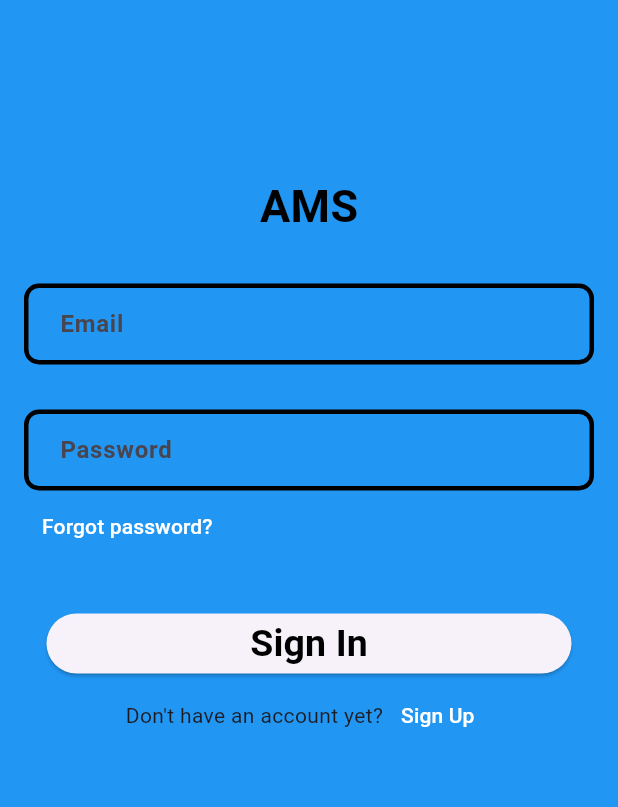
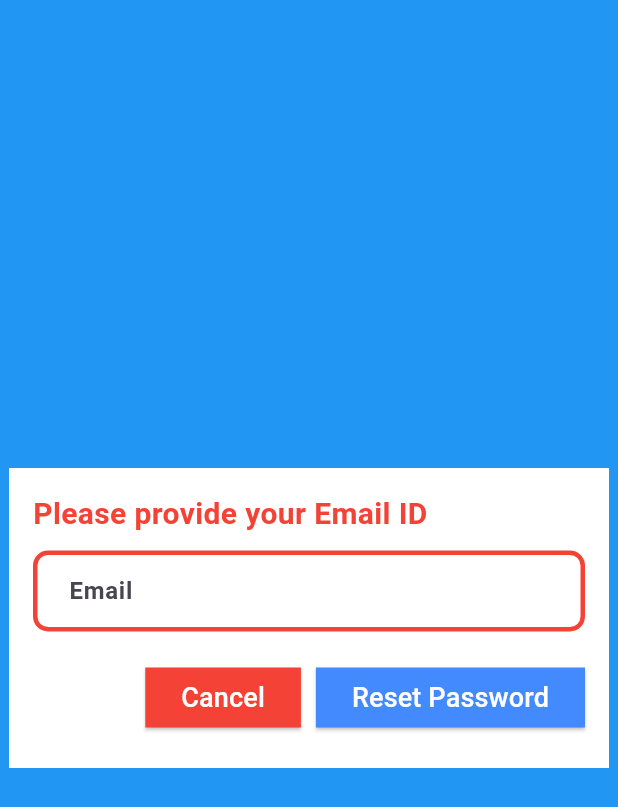
Before and after one commit to vyshnavsmenon/AMS_Scheduler, a Flutter app: the screen it shows after launch, after a tap on "Forgot password?", on a phone screen of 412 x 824 dp. Shown: the top 807 px of the screen. Run offline on Flutter 3.47's test engine with Material 3 defaults, Android fonts, the light colour scheme and no system bars; our stand-ins replace cloud_firestore, firebase_auth, firebase_core, fluttertoast; accounts and stored records are empty.

Commit message:
almost finished checking validity of email is there

```diff
--- /dev/null
+++ b/lib/LoginSignup/resetPassword.dart
@@ -0,0 +1,125 @@
+import 'package:ams_scheduler/LoginSignup/login.dart';
+import 'package:ams_scheduler/service/auth_service.dart';
+import 'package:flutter/material.dart';
+
+class ResetPasswordPage extends StatelessWidget {
+  ResetPasswordPage({super.key});
+
+  final TextEditingController emailController = TextEditingController();
+  final auth = AuthService();
+
+  @override
+  Widget build(BuildContext context) {
+    return Scaffold(
+      backgroundColor: Colors.blue,
+      body: Center(
+        child: Container(
+          padding: const EdgeInsets.all(16.0),
+          width: 400,
+          height: 200,
+          color: Colors.white,
+          child: Column(
+            crossAxisAlignment: CrossAxisAlignment.start,
+            children: [
+              const Text('Please provide your Email ID',
+                style: TextStyle(
+                  color: Colors.red,
+                  fontWeight: FontWeight.bold,
+                  fontSize: 20
+                ),
+              ),
+
+              const SizedBox(height: 10.0,),
+
+              TextFormField(
+                controller: emailController,
+                autofocus: false,
+                validator: (value) {
+                  if(value == null || value.trim().isEmpty){
+                    return 'This field is required';
+                  }
+                  return null;
+                },
+                decoration: InputDecoration(
+                      contentPadding: EdgeInsets.fromLTRB(20.0, 15.0, 20.0, 15.0),
+                      labelText: 'Email',
+                      labelStyle: const TextStyle(
+                        fontWeight: FontWeight.bold
+                      ),
+                      border: OutlineInputBorder(
+                        borderRadius: BorderRadius.circular(10),
+                      ),
+                      focusedBorder: OutlineInputBorder(
+                        borderRadius: BorderRadius.circular(10),
+                        borderSide:  BorderSide(
+                          color: Colors.blue.shade600,
+                          width: 3.0,
+                          style: BorderStyle.solid,
+                          strokeAlign: BorderSide.strokeAlignInside
+                        )
+                      ),
+                      enabledBorder: OutlineInputBorder(
+                        borderRadius: BorderRadius.circular(10),
+                        borderSide: const BorderSide(
+                          color: Colors.red,
+                          width: 3.0,
+                        )
+                      ),
+                    )
+              ),
+
+              const SizedBox(height: 20,),
+
+              Row(
+                mainAxisAlignment: MainAxisAlignment.end,
+                children: [ElevatedButton(
+                    style:  ButtonStyle(
+                      backgroundColor: const MaterialStatePropertyAll(Colors.red),
+                      shape: MaterialStateProperty.all<RoundedRectangleBorder>(
+                        RoundedRectangleBorder(
+                          borderRadius: BorderRadius.circular(0.0), // Adjust the border radius as needed
+                        ),
+                      ),
+                    ),
+                    onPressed: () async{
+                      Navigator.push(context, MaterialPageRoute(builder: (context) => LoginPage()));
+                    },
+                    child: const Text('Cancel',
+                      style: TextStyle(
+                        color: Colors.white,
+                        fontSize: 18,
+                      ),
+                    )
+                  ),
+
+                  const SizedBox(width: 10,),
+
+
+                  ElevatedButton(
+                    style:  ButtonStyle(
+                      backgroundColor: const MaterialStatePropertyAll(Colors.blueAccent),
+                      shape: MaterialStateProperty.all<RoundedRectangleBorder>(
+                        RoundedRectangleBorder(
+                          borderRadius: BorderRadius.circular(0.0), // Adjust the border radius as needed
+                        ),
+                      ),
+                    ),
+                    onPressed: () async{
+                      await auth.resetPassword(emailController.text);
+                    },
+                    child: const Text('Reset Password',
+                      style: TextStyle(
+                        color: Colors.white,
+                        fontSize: 18,
+                      ),
+                    )
+                  ),
+                ],
+              )
+            ],
+          ),
+        ),
+      ),
+    );
+  }
+}
--- a/lib/LoginSignup/signup.dart
+++ b/lib/LoginSignup/signup.dart
@@ -1,3 +1,4 @@
+import 'package:ams_scheduler/LoginSignup/login.dart';
 import 'package:ams_scheduler/service/auth_service.dart';
 import 'package:flutter/material.dart';
 import 'package:fluttertoast/fluttertoast.dart';
@@ -215,6 +216,7 @@ class SignupPage extends StatelessWidget {
                           if(formkey.currentState!.validate()){
                             var user = await auth.createUserWithEmailAndPassword(email.text, password.text, fullName.text);
                             if(user!=null){
+                              Navigator.push(context, MaterialPageRoute(builder: (context) => LoginPage()));
                               Fluttertoast.showToast(
                                 msg: 'Account Created Successfully',
                                 backgroundColor: Colors.green,
--- a/lib/service/firebase.dart
+++ b/lib/service/firebase.dart
@@ -12,9 +12,6 @@ final CollectionReference collection1 = firestore1.collection('Approval');
 final FirebaseFirestore firestore2 = FirebaseFirestore.instance;
 final CollectionReference collection2 = firestore2.collection('Reject');
 
-// final FirebaseFirestore firestore3 = FirebaseFirestore.instance;
-// final CollectionReference collection3 = firestore3.collection('Student-Schedule-Details');
-
 class FirebaseCrud{
 
   static Future<Response> addScheduleDetails({
@@ -23,6 +20,7 @@ class FirebaseCrud{
     required String date,
     required String time,
     required String studentId,
+    required String adminId,
   })async{
 
     Response response = Response();
@@ -36,6 +34,7 @@ class FirebaseCrud{
       "time" : time,
       "isApproved" : "",
       "studentId" : studentId,
+      "adminId" : adminId
     };
 
     await documentReferencer.set(data).whenComplete(() {
--- a/lib/student/student_home.dart
+++ b/lib/student/student_home.dart
@@ -1,7 +1,8 @@
 // student_home.dart
+import 'package:ams_scheduler/LoginSignup/login.dart';
 import 'package:ams_scheduler/service/auth_service.dart';
 import 'package:ams_scheduler/student/schedule.dart';
-import 'package:ams_scheduler/student/scheduled.dart';
+import 'package:ams_scheduler/student/scheduledAppointments.dart';
 import 'package:ams_scheduler/student/status.dart';
 import 'package:flutter/material.dart';
 
@@ -32,6 +33,7 @@ class StudentHomePage extends StatelessWidget {
         actions:[IconButton(
           onPressed: () async{
             await auth.signOut();
+            Navigator.push(context, MaterialPageRoute(builder: (context) => LoginPage()));
           },
             icon: const Icon(Icons.logout)
           ),
@@ -71,7 +73,7 @@ class StudentHomePage extends StatelessWidget {
                     backgroundColor: MaterialStatePropertyAll(Theme.of(context).primaryColorDark),
                   ),
                   onPressed: () {
-                    Navigator.push(context, MaterialPageRoute(builder: (context) =>   ScheduledAppointment()));
+                    Navigator.push(context, MaterialPageRoute(builder: (context) =>   ScheduledAppointment(uid: uid,)));
                   },
                   child: const Text("Scheduled Appointment",
                   style: TextStyle(
--- a/lib/useState.dart
+++ b/lib/useState.dart
@@ -1,4 +1,5 @@
 import 'package:ams_scheduler/LoginSignup/login.dart';
+import 'package:ams_scheduler/official/official_home.dart';
 import 'package:ams_scheduler/student/student_home.dart';
 import 'package:firebase_auth/firebase_auth.dart';
 import 'package:flutter/material.dart';
@@ -19,7 +20,13 @@ class UseStatePage extends StatelessWidget {
         else if(userSnapshots.connectionState == ConnectionState.active){
           if(userSnapshots.hasData){
             String userid = userSnapshots.data!.uid;
-            return StudentHomePage(uid: userid,);
+            if(userid == 'yZBDp2Q525ezRQ7GulFkhOU1WkN2' || userid == '5fGUI3q38VRIyi6gKFcmR1IpRx43' || userid == '7LKsnd5f5VcE6g8uevU1V1Oacqy1' ||
+            userid == 'TtPrAc2vz1Rrf4Sq2uSUl1O8Tw23' || userid == 'W9dXEJMg3Nf1lODg09nol3WSCQ03' ){
+              return OfficialHomePage(uid: userid);
+            }
+            else{
+              return StudentHomePage(uid: userid,);
+            }
           }
           else{
             return LoginPage();
```
Also changed, not shown: lib/LoginSignup/login.dart (+10 -10 lines), lib/official/approval.dart (+8 -2 lines), lib/official/official_home.dart (+5 -2 lines), lib/service/auth_service.dart (+17 -17 lines), lib/student/editScheduler.dart (+49 -13 lines), lib/student/schedule.dart (+51 -7 lines), lib/student/scheduled.dart (deleted, +0 -112 lines), lib/student/scheduledAppointments.dart (added, +153 -0 lines).
